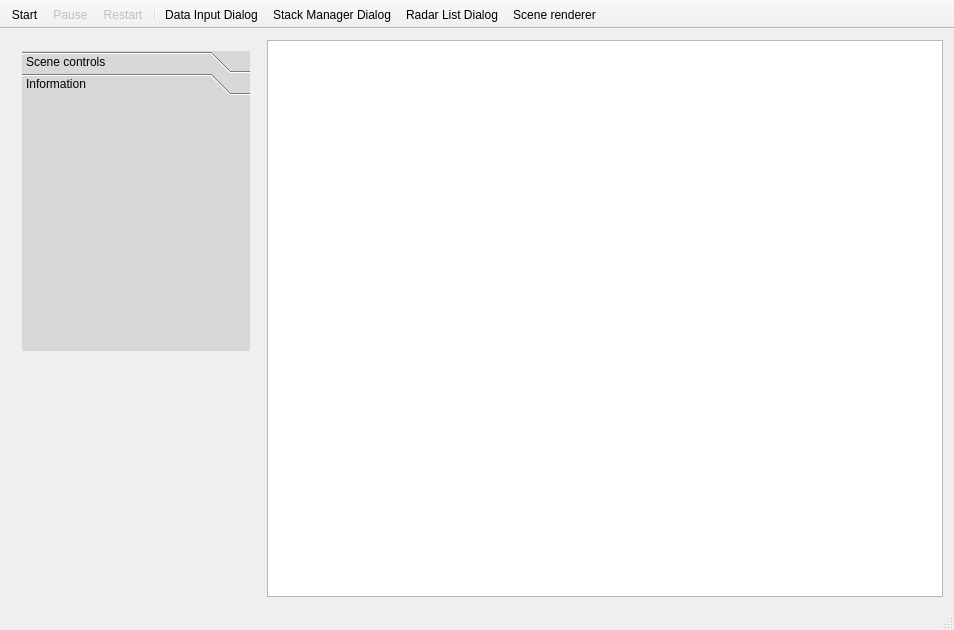
First picture: the form in DACUSN/mainwindow.ui, repository Gresthorn/DACUSN, before the edit.
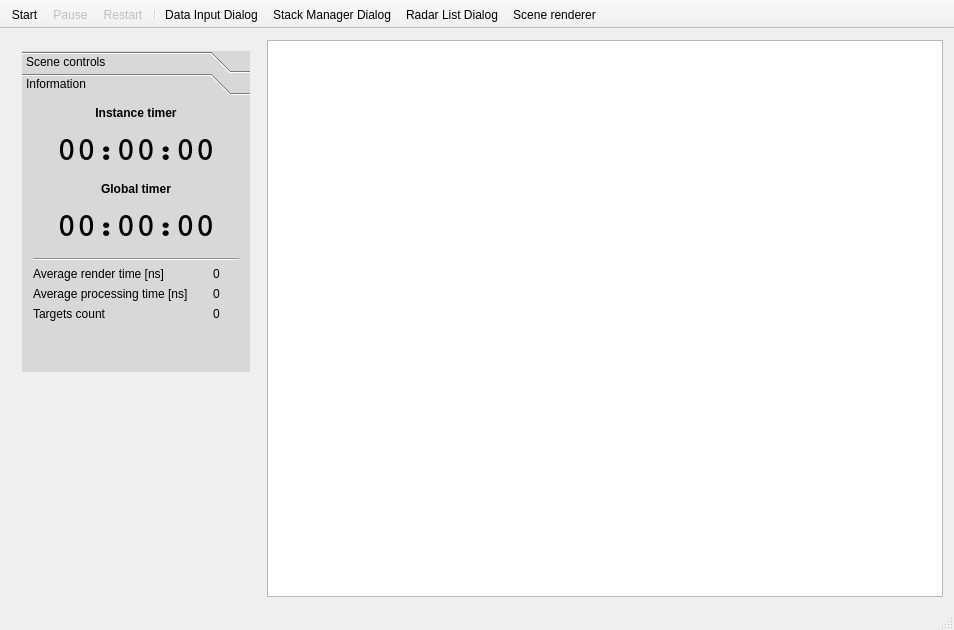
Second picture: the form after the edit. The open tabs and pages were chosen to show the change. Icons and pictures are not drawn.

Commit message: Information panel filled with few counters and timers measuring processing and rendering time.

```diff
--- a/DACUSN/mainwindow.ui
+++ b/DACUSN/mainwindow.ui
@@ -462,6 +462,190 @@
           <attribute name="label">
            <string>Information</string>
           </attribute>
+          <layout class="QGridLayout" name="gridLayout_6">
+           <item row="5" column="0">
+            <widget class="QLabel" name="averageRenderTimeInfoLabel">
+             <property name="text">
+              <string>Average render time [ns]</string>
+             </property>
+            </widget>
+           </item>
+           <item row="5" column="1">
+            <widget class="QLabel" name="averageRenderTimeLabel">
+             <property name="text">
+              <string>0</string>
+             </property>
+             <property name="alignment">
+              <set>Qt::AlignCenter</set>
+             </property>
+            </widget>
+           </item>
+           <item row="2" column="0" colspan="2">
+            <widget class="QLabel" name="globalTimeCounterInfoLabel">
+             <property name="font">
+              <font>
+               <weight>75</weight>
+               <bold>true</bold>
+              </font>
+             </property>
+             <property name="text">
+              <string>Global timer</string>
+             </property>
+             <property name="alignment">
+              <set>Qt::AlignCenter</set>
+             </property>
+            </widget>
+           </item>
+           <item row="3" column="0" colspan="2">
+            <widget class="QLabel" name="globalTimeCounterLabel">
+             <property name="minimumSize">
+              <size>
+               <width>0</width>
+               <height>50</height>
+              </size>
+             </property>
+             <property name="maximumSize">
+              <size>
+               <width>16777215</width>
+               <height>50</height>
+              </size>
+             </property>
+             <property name="baseSize">
+              <size>
+               <width>0</width>
+               <height>50</height>
+              </size>
+             </property>
+             <property name="font">
+              <font>
+               <family>Courier</family>
+               <pointsize>25</pointsize>
+               <weight>75</weight>
+               <bold>true</bold>
+              </font>
+             </property>
+             <property name="text">
+              <string>00:00:00</string>
+             </property>
+             <property name="alignment">
+              <set>Qt::AlignCenter</set>
+             </property>
+            </widget>
+           </item>
+           <item row="0" column="0" colspan="2">
+            <widget class="QLabel" name="instanceTimeCounterInfoLabel">
+             <property name="font">
+              <font>
+               <weight>75</weight>
+               <bold>true</bold>
+              </font>
+             </property>
+             <property name="text">
+              <string>Instance timer</string>
+             </property>
+             <property name="alignment">
+              <set>Qt::AlignCenter</set>
+             </property>
+            </widget>
+           </item>
+           <item row="1" column="0" colspan="2">
+            <widget class="QLabel" name="instanceTimeCounterLabel">
+             <property name="minimumSize">
+              <size>
+               <width>0</width>
+               <height>50</height>
+              </size>
+             </property>
+             <property name="maximumSize">
+              <size>
+               <width>16777215</width>
+               <height>50</height>
+              </size>
+             </property>
+             <property name="baseSize">
+              <size>
+               <width>0</width>
+               <height>50</height>
+              </size>
+             </property>
+             <property name="font">
+              <font>
+               <family>Courier</family>
+               <pointsize>25</pointsize>
+               <weight>75</weight>
+               <bold>true</bold>
+               <underline>false</underline>
+              </font>
+             </property>
+             <property name="whatsThis">
+              <string>Time counter from the beginning of current session.</string>
+             </property>
+             <property name="text">
+              <string>00:00:00</string>
+             </property>
+             <property name="textFormat">
+              <enum>Qt::AutoText</enum>
+             </property>
+             <property name="alignment">
+              <set>Qt::AlignCenter</set>
+             </property>
+            </widget>
+           </item>
+           <item row="4" column="0" colspan="2">
+            <widget class="Line" name="sceneInformationSeparator">
+             <property name="orientation">
+              <enum>Qt::Horizontal</enum>
+             </property>
+            </widget>
+           </item>
+           <item row="8" column="0">
+            <spacer name="verticalSpacer_3">
+             <property name="orientation">
+              <enum>Qt::Vertical</enum>
+             </property>
+             <property name="sizeHint" stdset="0">
+              <size>
+               <width>20</width>
+               <height>40</height>
+              </size>
+             </property>
+            </spacer>
+           </item>
+           <item row="7" column="0">
+            <widget class="QLabel" name="targetsCountInfoLabel">
+             <property name="text">
+              <string>Targets count</string>
+             </property>
+            </widget>
+           </item>
+           <item row="7" column="1">
+            <widget class="QLabel" name="targetsCountLabel">
+             <property name="text">
+              <string>0</string>
+             </property>
+             <property name="alignment">
+              <set>Qt::AlignCenter</set>
+             </property>
+            </widget>
+           </item>
+           <item row="6" column="0">
+            <widget class="QLabel" name="averageProcessingTimeInfoLabel">
+             <property name="text">
+              <string>Average processing time [ns]</string>
+             </property>
+            </widget>
+           </item>
+           <item row="6" column="1">
+            <widget class="QLabel" name="averageProcessingTimeLabel">
+             <property name="text">
+              <string>0</string>
+             </property>
+             <property name="alignment">
+              <set>Qt::AlignCenter</set>
+             </property>
+            </widget>
+           </item>
+          </layout>
          </widget>
         </widget>
        </item>
```
Left out of the diff: 4 changed lines with no effect on the pictures. The commit also changes 8 other files.
